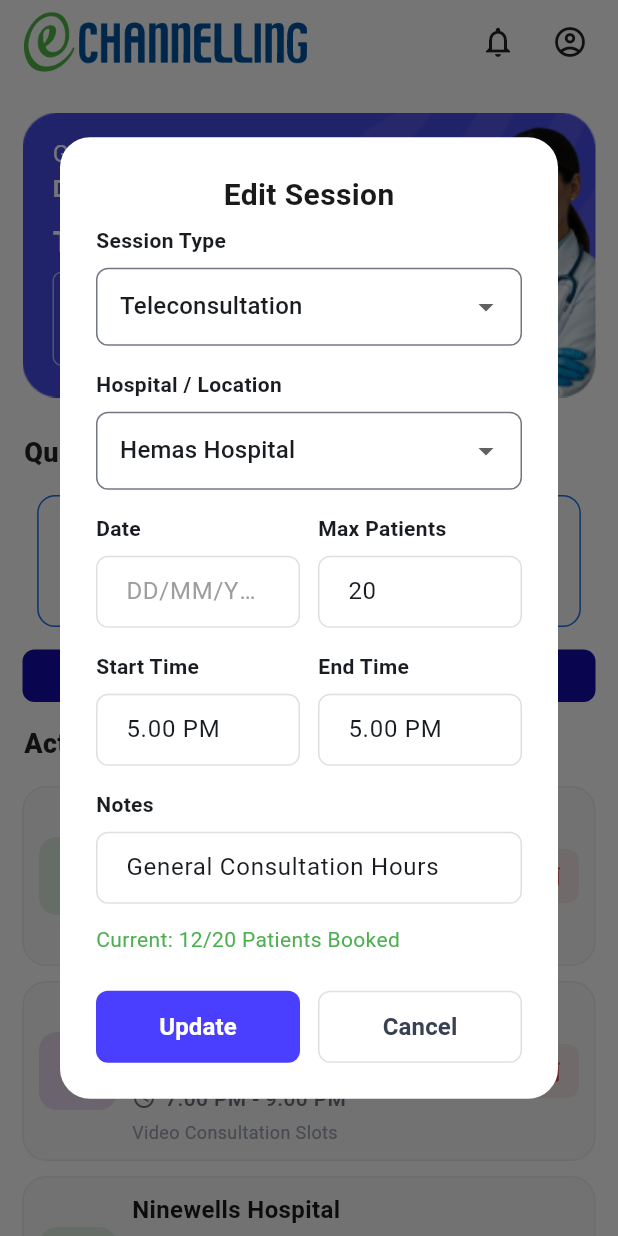
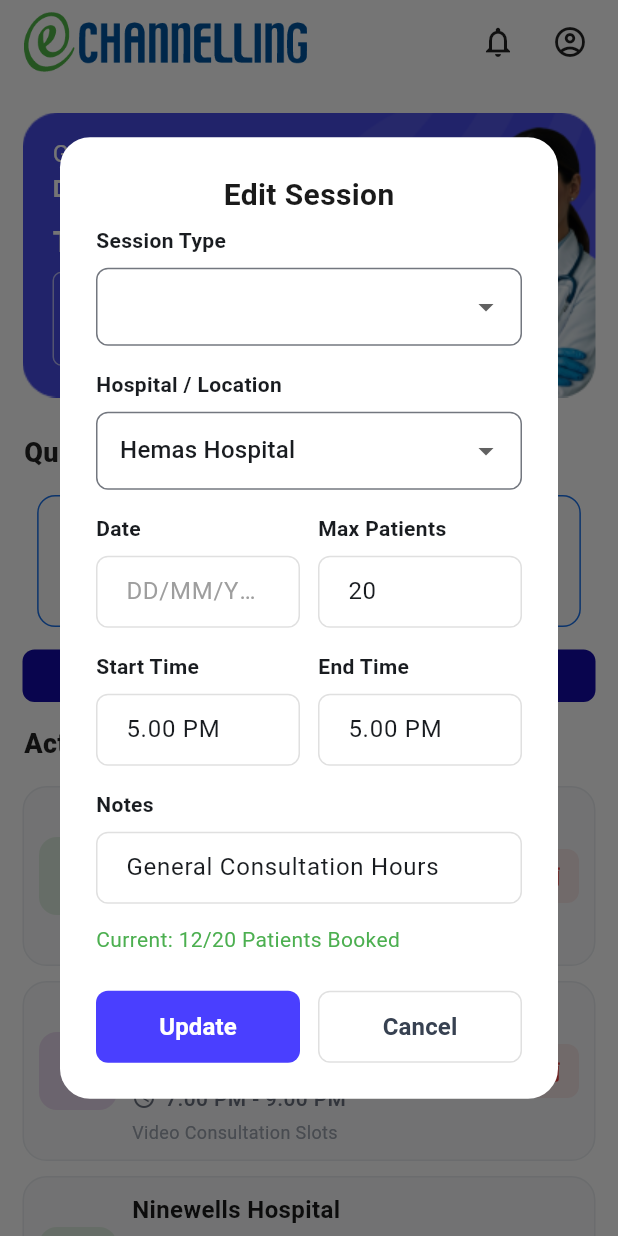
Before and after one commit to eChanneling-Revamp/Doctor-App, a Flutter app: the HomeScreen screen opened directly, after a tap on "Active Sessions", after a tap on the "edit" icon, on a phone screen of 412 x 824 dp. Run offline on Flutter 3.47's test engine with Material 3 defaults, Android fonts, the phone set to English and light mode, and no system bars.

Commit message:
Improve session type inference in EditSessionModal
EditSessionModal now accepts a 'note' parameter and uses it to better infer the session type when not explicitly provided. The logic for determining session type has been expanded to consider keywords in the note and hospital name, and the note is now used to initialize the notesController instead of sessionType.

```diff
--- a/doctorapp/lib/widgets/session_widgets/edit_session_widgets.dart
+++ b/doctorapp/lib/widgets/session_widgets/edit_session_widgets.dart
@@ -7,6 +7,7 @@ class EditSessionModal extends StatefulWidget {
   final String patientCount;
   final String time;
   final String sessionType;
+  final String note;
 
   const EditSessionModal({
     super.key,
@@ -14,6 +15,7 @@ class EditSessionModal extends StatefulWidget {
     required this.patientCount,
     required this.time,
     required this.sessionType,
+    required this.note,
   });
 
   @override
@@ -35,16 +37,27 @@ class _EditSessionModalState extends State<EditSessionModal> {
   void initState() {
     super.initState();
     selectedHospital = widget.hospitalName;
-    // Map incoming sessionType to one of available values
-    if (widget.sessionType.toLowerCase().contains('video') ||
-        widget.sessionType.toLowerCase().contains('tele')) {
-      selectedSessionType = 'Teleconsultation';
-    } else if (widget.sessionType.toLowerCase().contains('walk')) {
-      selectedSessionType = 'Walk-in';
-    } else if (widget.sessionType.toLowerCase().contains('home')) {
-      selectedSessionType = 'Home Visit';
+    // If the caller provided a high-level sessionType, use it; otherwise infer
+    if (widget.sessionType.isNotEmpty) {
+      selectedSessionType = widget.sessionType;
     } else {
-      selectedSessionType = 'Teleconsultation';
+      final noteLower = widget.note.toLowerCase();
+      if (noteLower.contains('video') || noteLower.contains('tele')) {
+        selectedSessionType = 'Teleconsultation';
+      } else if (noteLower.contains('general') ||
+          noteLower.contains('consult') ||
+          noteLower.contains('hospital')) {
+        selectedSessionType = 'Hospital';
+      } else if (noteLower.contains('walk')) {
+        selectedSessionType = 'Walk-in';
+      } else if (noteLower.contains('home')) {
+        selectedSessionType = 'Home Visit';
+      } else {
+        selectedSessionType =
+            widget.hospitalName.toLowerCase().contains('online')
+                ? 'Teleconsultation'
+                : 'Hospital';
+      }
     }
 
     // Initialize controllers from passed values when possible
@@ -79,7 +92,8 @@ class _EditSessionModalState extends State<EditSessionModal> {
       endTimeController.text = widget.time;
     }
 
-    notesController.text = widget.sessionType;
+    // Keep the note text (more specific description) intact
+    notesController.text = widget.note;
   }
 
   @override
```
